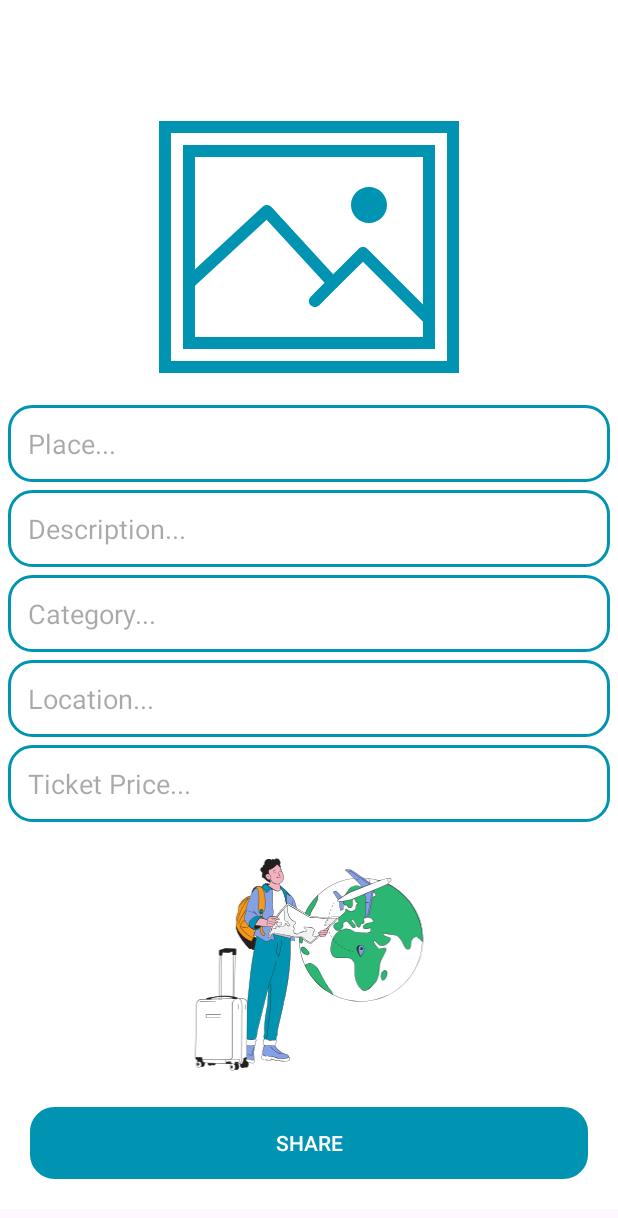
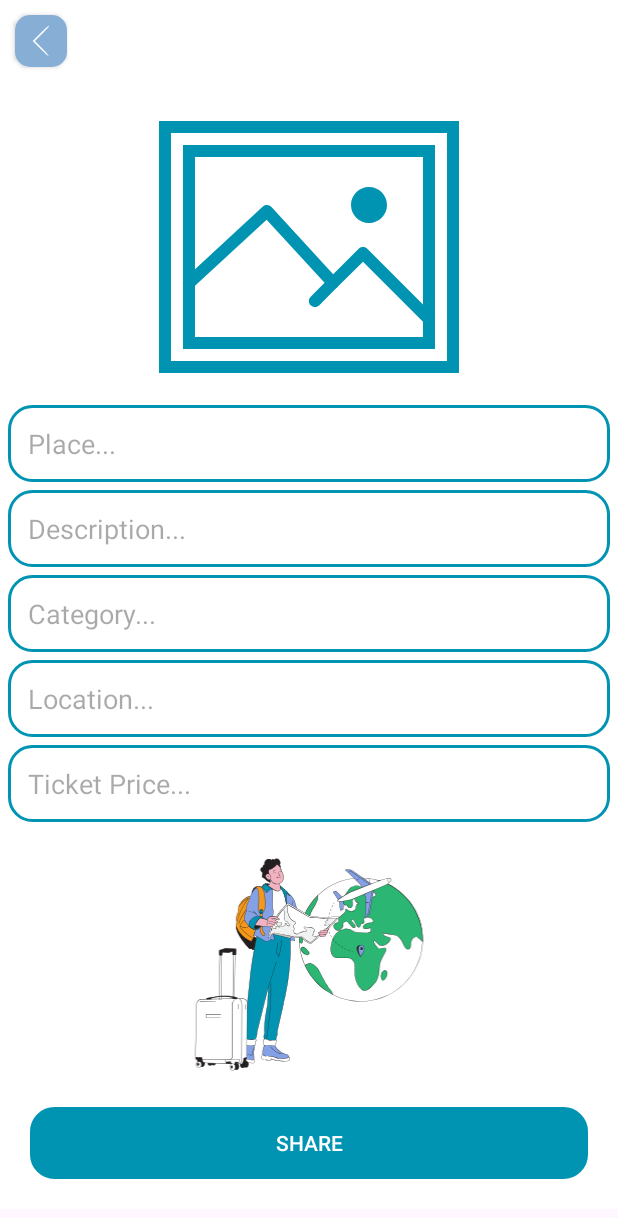
Before and after one commit to AytanGuliyeva/GlobeTrotter, an Android app: the AddPlacesFragment screen opened through its navigation route, on a phone screen of 412 x 824 dp. Shown: the top 1218 px of the screen. Run offline under Robolectric (Android 15) with nearby library versions, the phone set to English and light mode, and no system bars; our stand-ins replace Firebase (no records; nobody signed in at launch, a user with empty details on screens opened directly), navigation-ui; pictures from the network do not load; 1 statement that could not run was skipped.

Commit message:
visited (problem icon)

```diff
--- a/app/src/main/AndroidManifest.xml
+++ b/app/src/main/AndroidManifest.xml
@@ -17,7 +17,7 @@
         android:allowBackup="true"
         android:dataExtractionRules="@xml/data_extraction_rules"
         android:fullBackupContent="@xml/backup_rules"
-        android:icon="@mipmap/ic_launcher"
+        android:icon="@drawable/app_icon_3"
         android:label="@string/app_name"
         android:roundIcon="@mipmap/ic_launcher_round"
         android:supportsRtl="true"
--- a/app/src/main/java/com/example/globetrotter/data/Overviews.kt
+++ b/app/src/main/java/com/example/globetrotter/data/Overviews.kt
@@ -7,5 +7,6 @@ data class Overviews(
     val userId: String,
     val placesId: String,
     val overviewId: String,
-    val time: Timestamp
-)
+    val time: Timestamp,
+    val imageUrl: String = "",
+    )
--- a/app/src/main/java/com/example/globetrotter/ui/addPlaces/AddPlacesFragment.kt
+++ b/app/src/main/java/com/example/globetrotter/ui/addPlaces/AddPlacesFragment.kt
@@ -55,7 +55,7 @@ class AddPlacesFragment : Fragment() {
     }
 
     private fun initNavigationListeners() {
-        binding.btnBack.setOnClickListener {
+        binding.cardView1.setOnClickListener {
             findNavController().popBackStack()
 
         }
--- a/app/src/main/res/layout/fragment_add_places.xml
+++ b/app/src/main/res/layout/fragment_add_places.xml
@@ -11,16 +11,24 @@
         android:layout_height="match_parent"
         android:background="@color/white">
 
-        <de.hdodenhof.circleimageview.CircleImageView
-            android:id="@+id/btnBack"
+        <androidx.cardview.widget.CardView
+            android:id="@+id/cardView1"
             android:layout_width="wrap_content"
             android:layout_height="wrap_content"
             android:layout_margin="10dp"
-            android:background="@color/white"
-            android:padding="5dp"
-            android:src="@drawable/icon_back"
+            app:cardCornerRadius="10dp"
             app:layout_constraintStart_toStartOf="parent"
-            app:layout_constraintTop_toTopOf="parent" />
+            app:layout_constraintTop_toTopOf="parent"
+            app:layout_constraintVertical_bias="0.0">
+
+            <ImageView
+                android:id="@+id/buttonBack"
+                android:layout_width="wrap_content"
+                android:layout_height="wrap_content"
+                android:background="@color/blue2"
+                android:padding="5dp"
+                android:src="@drawable/icon_back" />
+        </androidx.cardview.widget.CardView>
 
         <ImageView
             android:id="@+id/imgAddPost"
@@ -31,7 +39,7 @@
             android:src="@drawable/add_post"
             app:layout_constraintEnd_toEndOf="parent"
             app:layout_constraintStart_toStartOf="parent"
-            app:layout_constraintTop_toBottomOf="@id/btnBack" />
+            app:layout_constraintTop_toBottomOf="@id/cardView1" />
 
         <EditText
             android:id="@+id/edtPlace"
--- a/app/src/main/res/navigation/nav_graph.xml
+++ b/app/src/main/res/navigation/nav_graph.xml
@@ -111,6 +111,9 @@
           app:destination="@id/favouritesFragment"
           app:popUpTo="@id/placesDetailFragment"
           app:popUpToInclusive="true" />
+      <action
+          android:id="@+id/action_placesDetailFragment_to_addYourTravelFragment"
+          app:destination="@id/addYourTravelFragment" />
    </fragment>
     <fragment
         android:id="@+id/editProfileFragment"
@@ -123,4 +126,15 @@
            app:popUpTo="@id/editProfileFragment"
            app:popUpToInclusive="true" />
     </fragment>
+   <fragment
+       android:id="@+id/addYourTravelFragment"
+       android:name="com.example.globetrotter.ui.addYourTravel.AddYourTravelFragment"
+       android:label="fragment_add_your_travel"
+       tools:layout="@layout/fragment_add_your_travel" >
+      <action
+          android:id="@+id/action_addYourTravelFragment_to_placesDetailFragment"
+          app:destination="@id/placesDetailFragment"
+          app:popUpTo="@id/addYourTravelFragment"
+          app:popUpToInclusive="true" />
+   </fragment>
 </navigation>
```
Also changed, not shown: app/src/main/java/com/example/globetrotter/ui/addYourTravel/AddYourTravelFragment.kt (added, +115 -0 lines), app/src/main/java/com/example/globetrotter/ui/addYourTravel/AddYourTravelViewModel.kt (added, +7 -0 lines), app/src/main/java/com/example/globetrotter/ui/placesDetail/PlacesDetailFragment.kt (+24 -5 lines), app/src/main/java/com/example/globetrotter/ui/placesDetail/PlacesDetailViewModel.kt (+4 -3 lines), app/src/main/java/com/example/globetrotter/ui/search/SearchFragment.kt (+8 -4 lines), app/src/main/java/com/example/globetrotter/ui/search/SearchViewModel.kt (+6 -3 lines), app/src/main/res/layout/fragment_add_your_travel.xml (added, +87 -0 lines), app/src/main/res/layout/fragment_places_detail.xml (+4 -4 lines), app/src/main/res/layout/search_post_item.xml (+7 -8 lines).
